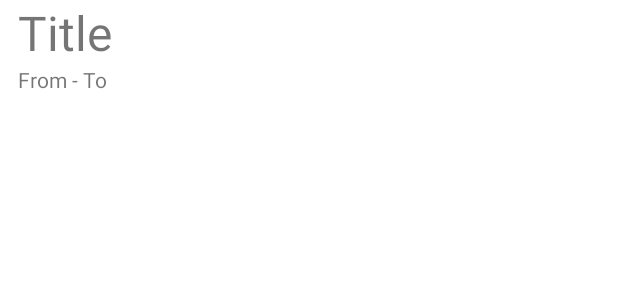
After one commit to Jojo3532/Atrack, an Android app: the layout single_item.xml on its own in the app's theme, with its tools: preview values and no code run, on a phone screen of 412 x 824 dp. The commit adds this screen. Shown: the top 300 px of the screen. Run offline under Robolectric (Android 15) with nearby library versions, the phone set to English and light mode, and no system bars; network calls fail.

Commit message:
6/2/2021

```diff
--- /dev/null
+++ b/app/src/main/res/layout/single_item.xml
@@ -0,0 +1,46 @@
+<?xml version="1.0" encoding="utf-8"?>
+<LinearLayout xmlns:android="http://schemas.android.com/apk/res/android"
+    android:layout_width="match_parent"
+    android:layout_height="wrap_content"
+    android:orientation="vertical"
+    android:paddingLeft="12dp"
+    android:paddingBottom="12dp">
+
+    <TextView
+        android:id="@+id/dTitle"
+        android:layout_width="wrap_content"
+        android:layout_height="wrap_content"
+        android:text="Title"
+        android:textSize="32sp" />
+
+    <LinearLayout
+        android:layout_width="match_parent"
+        android:layout_height="wrap_content"
+        android:orientation="horizontal">
+
+        <TextView
+            android:id="@+id/dSeminarID"
+            android:layout_width="wrap_content"
+            android:layout_height="wrap_content"
+            android:visibility="invisible" />
+
+        <TextView
+            android:id="@+id/dDFrom"
+            android:layout_width="wrap_content"
+            android:layout_height="wrap_content"
+            android:text="From" />
+
+        <TextView
+            android:layout_width="wrap_content"
+            android:layout_height="wrap_content"
+            android:text=" - " />
+
+        <TextView
+            android:id="@+id/dDTo"
+            android:layout_width="wrap_content"
+            android:layout_height="wrap_content"
+            android:text="To" />
+
+    </LinearLayout>
+
+</LinearLayout>
```
Also changed, not shown: app/src/main/java/com/jojo/atrack/dbHelper.java (+21 -11 lines), app/src/main/java/com/jojo/atrack/viewSeminarActivity.java (+16 -2 lines).
